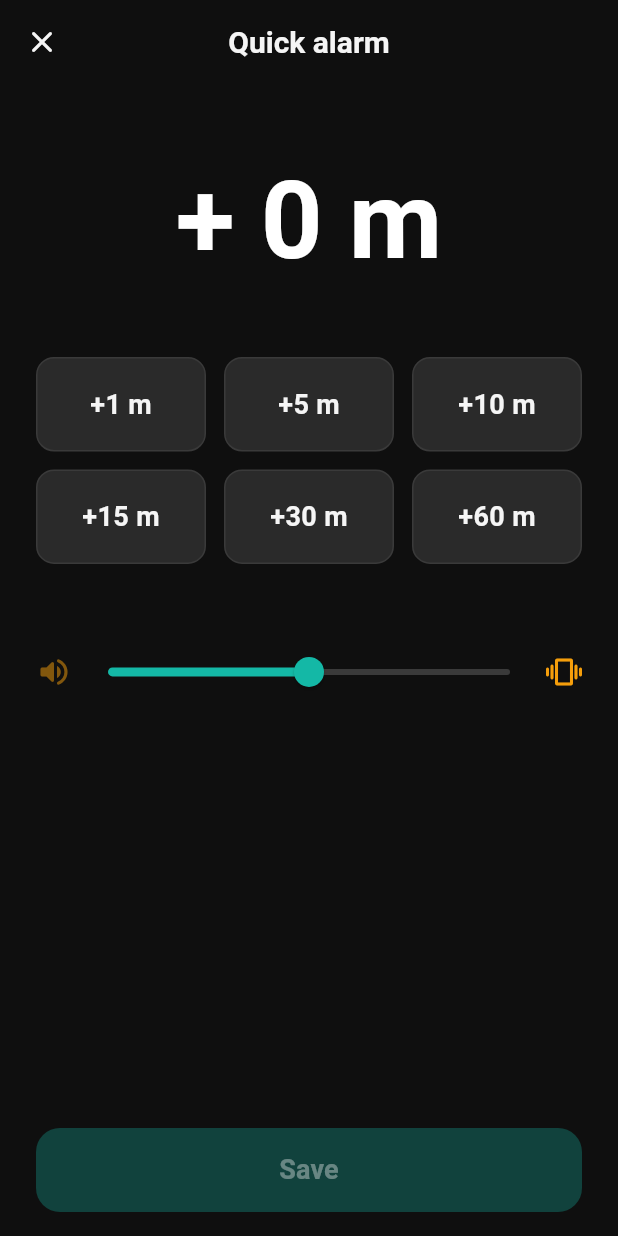
After one commit to prathameshna/elevate, a Flutter app: the QuickAlarmScreen screen opened directly, on a phone screen of 412 x 824 dp. The commit adds this screen. Run offline on Flutter 3.47's test engine with Material 3 defaults, Android fonts, the phone set to English and light mode, and no system bars; our stand-ins replace flutter_local_notifications, shared_preferences, timezone; accounts and stored records are empty.

Commit message:
feat: implement Quick Alarm feature and improve FAB functionality

```diff
--- a/lib/models/alarm.dart
+++ b/lib/models/alarm.dart
@@ -14,6 +14,8 @@ class Alarm {
   final String label;
   final List<int> repeatDays; // 1 = Monday ... 7 = Sunday
   final String sound;
+  final int volume; // 0-100
+  final bool vibration;
   final int snoozeMinutes;
   final bool isEnabled;
   final DateTime createdAt;
@@ -24,6 +26,8 @@ class Alarm {
     required this.label,
     required this.repeatDays,
     required this.sound,
+    required this.volume,
+    required this.vibration,
     required this.snoozeMinutes,
     required this.isEnabled,
     required this.createdAt,
@@ -35,6 +39,8 @@ class Alarm {
     String? label,
     List<int>? repeatDays,
     String? sound,
+    int? volume,
+    bool? vibration,
     int? snoozeMinutes,
     bool? isEnabled,
     DateTime? createdAt,
@@ -45,6 +51,8 @@ class Alarm {
       label: label ?? this.label,
       repeatDays: repeatDays ?? this.repeatDays,
       sound: sound ?? this.sound,
+      volume: volume ?? this.volume,
+      vibration: vibration ?? this.vibration,
       snoozeMinutes: snoozeMinutes ?? this.snoozeMinutes,
       isEnabled: isEnabled ?? this.isEnabled,
       createdAt: createdAt ?? this.createdAt,
@@ -59,6 +67,8 @@ class Alarm {
       'label': label,
       'repeatDays': repeatDays,
       'sound': sound,
+      'volume': volume,
+      'vibration': vibration,
       'snoozeMinutes': snoozeMinutes,
       'isEnabled': isEnabled,
       'createdAt': createdAt.toIso8601String(),
@@ -75,6 +85,8 @@ class Alarm {
       label: json['label'] as String? ?? '',
       repeatDays: List<int>.from(json['repeatDays'] as List<dynamic>? ?? []),
       sound: json['sound'] as String? ?? 'Default',
+      volume: json['volume'] as int? ?? 50,
+      vibration: json['vibration'] as bool? ?? true,
       snoozeMinutes: json['snoozeMinutes'] as int? ?? 5,
       isEnabled: json['isEnabled'] as bool? ?? true,
       createdAt: DateTime.parse(json['createdAt'] as String),
--- a/lib/providers/alarm_provider.dart
+++ b/lib/providers/alarm_provider.dart
@@ -92,6 +92,8 @@ class AlarmProvider extends ChangeNotifier {
       label: '',
       repeatDays: const [],
       sound: 'Default',
+      volume: 50,
+      vibration: true,
       snoozeMinutes: 5,
       isEnabled: true,
       createdAt: DateTime.now(),
--- a/lib/screens/alarm_list_screen.dart
+++ b/lib/screens/alarm_list_screen.dart
@@ -7,6 +7,7 @@ import '../theme/app_theme.dart';
 import '../widgets/alarm_card.dart';
 import '../widgets/expandable_fab.dart';
 import 'edit_alarm_screen.dart';
+import 'quick_alarm_screen.dart';
 
 class AlarmListScreen extends StatefulWidget {
   const AlarmListScreen({super.key});
@@ -154,19 +155,12 @@ class _AlarmListScreenState extends State<AlarmListScreen> {
               await _openNewAlarm(context);
             },
             onQuickAlarm: () async {
-              final provider = context.read<AlarmProvider>();
-              final now = TimeOfDay.now();
-              var minute = now.minute + 5;
-              var hour = now.hour;
-              if (minute >= 60) {
-                minute -= 60;
-                hour = (hour + 1) % 24;
-              }
-              final quickTime = TimeOfDay(hour: hour, minute: minute);
-              final alarm = provider
-                  .createNewForTime(quickTime)
-                  .copyWith(label: 'Quick alarm');
-              await provider.addAlarm(alarm);
+              await Navigator.of(context).push(
+                MaterialPageRoute(
+                  builder: (_) => const QuickAlarmScreen(),
+                  fullscreenDialog: true,
+                ),
+              );
             },
           ),
         ],
--- /dev/null
+++ b/lib/screens/quick_alarm_screen.dart
@@ -0,0 +1,332 @@
+import 'package:flutter/material.dart';
+import 'package:flutter/services.dart';
+import 'package:provider/provider.dart';
+
+import '../providers/alarm_provider.dart';
+import '../theme/app_theme.dart';
+
+class QuickAlarmScreen extends StatefulWidget {
+  const QuickAlarmScreen({super.key});
+
+  @override
+  State<QuickAlarmScreen> createState() => _QuickAlarmScreenState();
+}
+
+class _QuickAlarmScreenState extends State<QuickAlarmScreen>
+    with SingleTickerProviderStateMixin {
+  int _selectedDuration = 0;
+  double _volume = 50;
+  bool _vibration = true;
+  bool _isLoading = false;
+
+  late final AnimationController _staggerController;
+  late final List<Animation<double>> _staggerAnimations;
+
+  final List<int> _durations = [1, 5, 10, 15, 30, 60];
+
+  @override
+  void initState() {
+    super.initState();
+    _staggerController = AnimationController(
+      duration: const Duration(milliseconds: 600),
+      vsync: this,
+    );
+
+    _staggerAnimations = List.generate(
+      5, // Header, Time, Grid, Volume, Save
+      (index) => CurvedAnimation(
+        parent: _staggerController,
+        curve: Interval(
+          index * 0.1,
+          0.6 + index * 0.1,
+          curve: Curves.easeOutBack,
+        ),
+      ),
+    );
+
+    _staggerController.forward();
+  }
+
+  @override
+  void dispose() {
+    _staggerController.dispose();
+    super.dispose();
+  }
+
+  void _handleDurationSelect(int duration) {
+    if (_isLoading) return;
+    HapticFeedback.selectionClick();
+    setState(() {
+      _selectedDuration = duration;
+    });
+  }
+
+  Future<void> _handleSave() async {
+    if (_selectedDuration == 0 || _isLoading) return;
+
+    setState(() => _isLoading = true);
+    HapticFeedback.mediumImpact();
+
+    try {
+      final provider = context.read<AlarmProvider>();
+      final now = DateTime.now();
+      final alarmTime = now.add(Duration(minutes: _selectedDuration));
+
+      final timeOfDay = TimeOfDay(
+        hour: alarmTime.hour,
+        minute: alarmTime.minute,
+      );
+
+      final alarm = provider.createNewForTime(timeOfDay).copyWith(
+        label: 'Quick Alarm (+${_selectedDuration}m)',
+        volume: _volume.toInt(),
+        vibration: _vibration,
+      );
+
+      await provider.addAlarm(alarm);
+
+      if (mounted) {
+        Navigator.of(context).pop();
+      }
+    } catch (e) {
+      if (mounted) {
+        ScaffoldMessenger.of(context).showSnackBar(
+          SnackBar(content: Text('Failed to create alarm: $e')),
+        );
+      }
+    } finally {
+      if (mounted) {
+        setState(() => _isLoading = false);
+      }
+    }
+  }
+
+  @override
+  Widget build(BuildContext context) {
+    final theme = Theme.of(context);
+
+    return Scaffold(
+      backgroundColor: theme.scaffoldBackgroundColor,
+      appBar: AppBar(
+        leading: IconButton(
+          icon: const Icon(Icons.close_rounded),
+          onPressed: () => Navigator.of(context).pop(),
+        ),
+        title: FadeTransition(
+          opacity: _staggerAnimations[0],
+          child: ScaleTransition(
+            scale: _staggerAnimations[0],
+            child: const Text('Quick alarm'),
+          ),
+        ),
+        backgroundColor: Colors.transparent,
+      ),
+      body: SafeArea(
+        child: Padding(
+          padding: const EdgeInsets.symmetric(horizontal: 24),
+          child: Column(
+            children: [
+              const SizedBox(height: 48),
+
+              // Time Display
+              FadeTransition(
+                opacity: _staggerAnimations[1],
+                child: ScaleTransition(
+                  scale: _staggerAnimations[1],
+                  child: Text(
+                    '+ $_selectedDuration m',
+                    style: theme.textTheme.displayLarge?.copyWith(
+                      fontSize: 72,
+                      fontWeight: FontWeight.bold,
+                      color: Colors.white,
+                    ),
+                  ),
+                ),
+              ),
+
+              const SizedBox(height: 48),
+
+              // Duration Grid
+              FadeTransition(
+                opacity: _staggerAnimations[2],
+                child: GridView.builder(
+                  shrinkWrap: true,
+                  physics: const NeverScrollableScrollPhysics(),
+                  gridDelegate: const SliverGridDelegateWithFixedCrossAxisCount(
+                    crossAxisCount: 3,
+                    crossAxisSpacing: 12,
+                    mainAxisSpacing: 12,
+                    childAspectRatio: 1.8,
+                  ),
+                  itemCount: _durations.length,
+                  itemBuilder: (context, index) {
+                    final d = _durations[index];
+                    final isSelected = _selectedDuration == d;
+                    return _DurationButton(
+                      label: '+$d m',
+                      isSelected: isSelected,
+                      onTap: () => _handleDurationSelect(d),
+                    );
+                  },
+                ),
+              ),
+
+              const SizedBox(height: 48),
+
+              // Volume & Vibration
+              FadeTransition(
+                opacity: _staggerAnimations[3],
+                child: _VolumeControl(
+                  volume: _volume,
+                  vibration: _vibration,
+                  onVolumeChanged: (v) {
+                    setState(() => _volume = v);
+                    if (v.toInt() % 10 == 0) {
+                      HapticFeedback.lightImpact();
+                    }
+                  },
+                  onVibrationChanged: (v) {
+                    HapticFeedback.selectionClick();
+                    setState(() => _vibration = v);
+                  },
+                ),
+              ),
+
+              const Spacer(),
+
+              // Save Button
+              FadeTransition(
+                opacity: _staggerAnimations[4],
+                child: SizedBox(
+                  width: double.infinity,
+                  height: 56,
+                  child: ElevatedButton(
+                    onPressed: _selectedDuration > 0 ? _handleSave : null,
+                    style: ElevatedButton.styleFrom(
+                      backgroundColor: ElevateTheme.quick,
+                      foregroundColor: Colors.white,
+                      disabledBackgroundColor: ElevateTheme.quick.withOpacity(0.3),
+                      shape: RoundedRectangleBorder(
+                        borderRadius: BorderRadius.circular(16),
+                      ),
+                      elevation: 8,
+                    ),
+                    child: _isLoading
+                        ? const CircularProgressIndicator(color: Colors.white)
+                        : const Text(
+                            'Save',
+                            style: TextStyle(
+                              fontSize: 18,
+                              fontWeight: FontWeight.w600,
+                            ),
+                          ),
+                  ),
+                ),
+              ),
+              const SizedBox(height: 16),
+            ],
+          ),
+        ),
+      ),
+    );
+  }
+}
+
+class _DurationButton extends StatelessWidget {
+  final String label;
+  final bool isSelected;
+  final VoidCallback onTap;
+
+  const _DurationButton({
+    required this.label,
+    required this.isSelected,
+    required this.onTap,
+  });
+
+  @override
+  Widget build(BuildContext context) {
+    return GestureDetector(
+      onTap: onTap,
+      child: AnimatedContainer(
+        duration: const Duration(milliseconds: 200),
+        curve: Curves.easeOutBack,
+        decoration: BoxDecoration(
+          color: isSelected ? ElevateTheme.quick : const Color(0xFF2A2A2A),
+          borderRadius: BorderRadius.circular(12),
+          border: Border.all(
+            color: isSelected ? Colors.tealAccent : const Color(0xFF3A3A3A),
+            width: 1,
+          ),
+          boxShadow: isSelected
+              ? [
+                  BoxShadow(
+                    color: ElevateTheme.quick.withOpacity(0.4),
+                    blurRadius: 16,
+                    offset: const Offset(0, 4),
+                  )
+                ]
+              : null,
+        ),
+        child: Center(
+          child: Text(
+            label,
+            style: TextStyle(
+              fontSize: 18,
+              fontWeight: FontWeight.w600,
+              color: isSelected ? Colors.white : const Color(0xFFF5F5F5),
+            ),
+          ),
+        ),
+      ),
+    );
+  }
+}
+
+class _VolumeControl extends StatelessWidget {
+  final double volume;
+  final bool vibration;
+  final ValueChanged<double> onVolumeChanged;
+  final ValueChanged<bool> onVibrationChanged;
+
+  const _VolumeControl({
+    required this.volume,
+    required this.vibration,
+    required this.onVolumeChanged,
+    required this.onVibrationChanged,
+  });
+
+  @override
+  Widget build(BuildContext context) {
+    return Column(
+      children: [
+        Row(
+          children: [
+            Icon(
+              Icons.volume_up_rounded,
+              color: ElevateTheme.warning.withOpacity(volume / 100),
+              size: 24,
+            ),
+            Expanded(
+              child: Slider(
+                value: volume,
+                min: 0,
+                max: 100,
+                activeColor: ElevateTheme.quick,
+                inactiveColor: const Color(0xFF3A3A3A),
+                onChanged: onVolumeChanged,
+              ),
+            ),
+            GestureDetector(
+              onTap: () => onVibrationChanged(!vibration),
+              child: Icon(
+                Icons.vibration_rounded,
+                color: vibration ? ElevateTheme.warning : Colors.grey,
+                size: 24,
+              ),
+            ),
+          ],
+        ),
+      ],
+    );
+  }
+}
--- a/lib/widgets/expandable_fab.dart
+++ b/lib/widgets/expandable_fab.dart
@@ -29,6 +29,7 @@ class _ExpandableFabState extends State<ExpandableFab>
 
   bool _open = false;
   bool _isAnimating = false;
+  bool _isTransitioning = false;
 
   @override
   void initState() {
@@ -76,12 +77,12 @@ class _ExpandableFabState extends State<ExpandableFab>
   }
 
   void _toggle() {
-    if (_isAnimating) return;
+    if (_isAnimating || _isTransitioning) return;
     setState(() {
       _isAnimating = true;
       _open = !_open;
     });
-    HapticFeedback.lightImpact();
+    HapticFeedback.mediumImpact(); // More pronounced impact for primary action
     if (_open) {
       _controller.forward();
     } else {
@@ -90,16 +91,22 @@ class _ExpandableFabState extends State<ExpandableFab>
   }
 
   Future<void> _handleAction(FabActionCallback action) async {
-    if (_isAnimating) return;
+    if (_isAnimating || _isTransitioning) return;
     setState(() {
-      _isAnimating = true;
+      _isTransitioning = true;
     });
-    HapticFeedback.selectionClick();
+
+    // Immediate haptic feedback (success pattern-like)
+    await HapticFeedback.vibrate();
+
     await action();
+
+    // Close menu and reset states
     _open = false;
     await _controller.reverse();
+
     setState(() {
-      _isAnimating = false;
+      _isTransitioning = false;
     });
   }
 
```
